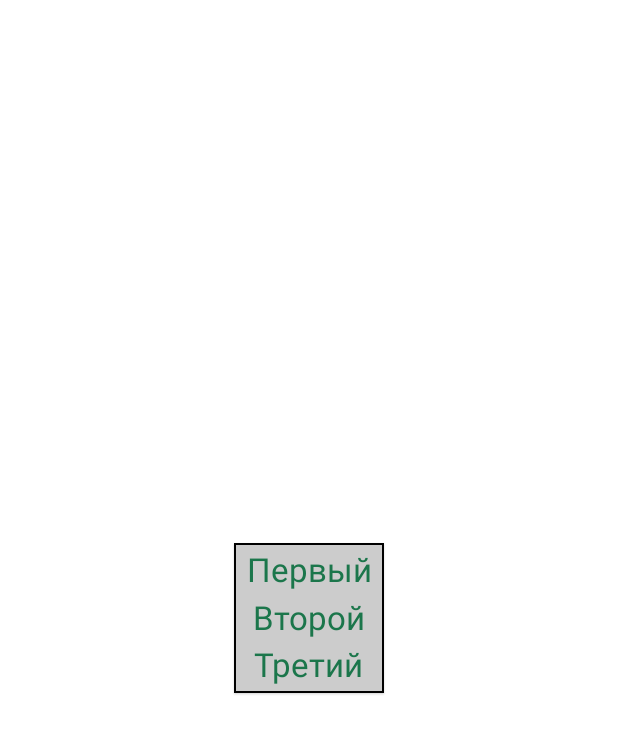
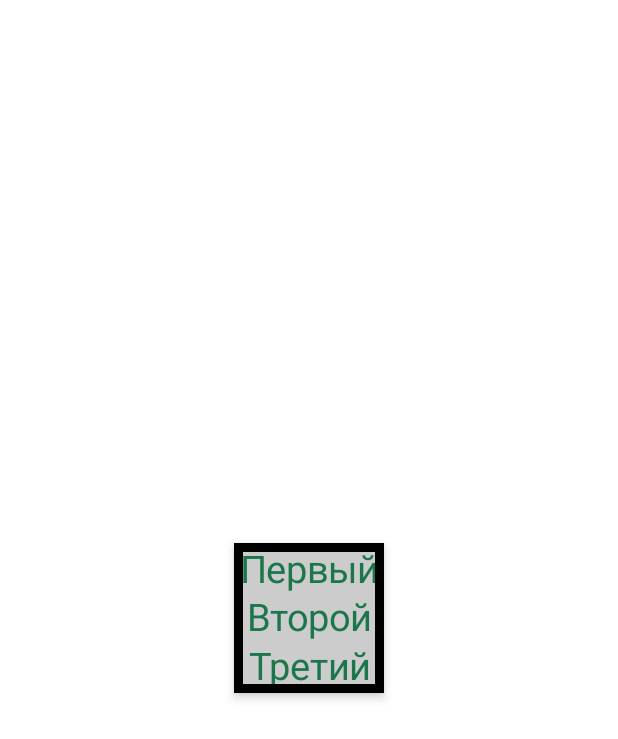
Before and after one commit to Tunefg/Lab2, an Android app built with Jetpack Compose: the composable SurfaceScreen shown on its own in the app's theme, on a phone screen of 412 x 824 dp. Shown: the top 739 px of the screen. Run offline under Robolectric (Android 15) with nearby library versions, the phone set to English and light mode, and no system bars.

Commit message:
Fixed ScaffoldScreen + RowScreen + SurfaceScreen

```diff
--- a/app/src/main/java/com/raywenderlich/android/lab1/screens/RowScreen.kt
+++ b/app/src/main/java/com/raywenderlich/android/lab1/screens/RowScreen.kt
@@ -36,6 +36,7 @@ fun MyRow() {
             Text(
                 text = stringResource(id = textResId),
                 fontSize = 18.sp
+
             )
         }
     }
--- a/app/src/main/java/com/raywenderlich/android/lab1/screens/SurfaceScreen.kt
+++ b/app/src/main/java/com/raywenderlich/android/lab1/screens/SurfaceScreen.kt
@@ -3,6 +3,8 @@ package com.raywenderlich.android.lab1.screens
 
 import androidx.compose.foundation.layout.Box
 import androidx.compose.foundation.BorderStroke
+import androidx.compose.foundation.layout.Arrangement
+import androidx.compose.foundation.layout.Column
 import androidx.compose.foundation.layout.fillMaxSize
 import androidx.compose.runtime.Composable
 import com.raywenderlich.android.lab1.router.BackButtonHandler
@@ -12,10 +14,14 @@ import androidx.compose.ui.res.colorResource
 import androidx.compose.ui.unit.dp
 import com.raywenderlich.android.lab1.R
 import androidx.compose.ui.Modifier
+
 import androidx.compose.foundation.layout.size
 import androidx.compose.material.Surface
+import androidx.compose.material.Text
 import com.raywenderlich.android.lab1.router.Screen
 import androidx.compose.ui.Alignment
+import androidx.compose.ui.res.stringResource
+import androidx.compose.ui.unit.sp
 
 
 @Composable
@@ -35,9 +41,21 @@ fun MySurface(modifier: Modifier) {
         modifier = modifier.size(100.dp),
         color = Color.LightGray,
         contentColor = colorResource(id = R.color.colorPrimary),
-        elevation = 1.dp,
-        border = BorderStroke(1.dp, Color.Black)
-    ){
-        MyColumn()
+        elevation = 4.dp,
+        border = BorderStroke(6.dp, Color.Black)
+    ) {
+        Column(
+            horizontalAlignment = Alignment.CenterHorizontally,
+            verticalArrangement = Arrangement.SpaceEvenly,
+            modifier = Modifier.fillMaxSize()
+        ) {
+
+            THREE_ELEMENT_LIST.forEach { textResId ->
+                Text(
+                    text = stringResource(id = textResId),
+                    fontSize = 25.sp
+                )
+            }
+        }
     }
 }
--- a/app/src/main/res/values/strings.xml
+++ b/app/src/main/res/values/strings.xml
@@ -1,5 +1,5 @@
 <resources>
-    <string name="app_name">Lab!</string>
+    <string name="app_name">Lab2</string>
     <string name="massage_button">Закрыть</string>
     <string name="insert_text">Введите текст</string>
     <string name="set_button">выбрать</string>
@@ -20,5 +20,6 @@
     <string name="Box">Box</string>
     <string name="Surface">Surface</string>
     <string name="Scaffold">Scaffold</string>
+    <string name="menu">Menu</string>
 
 </resources>
```
